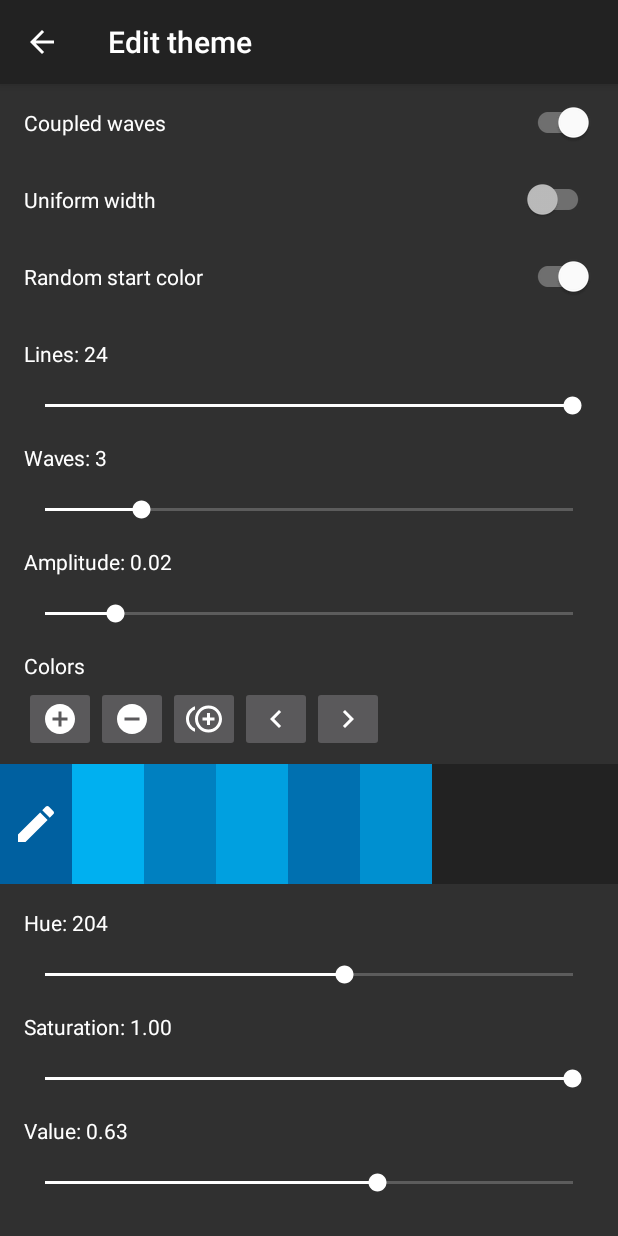
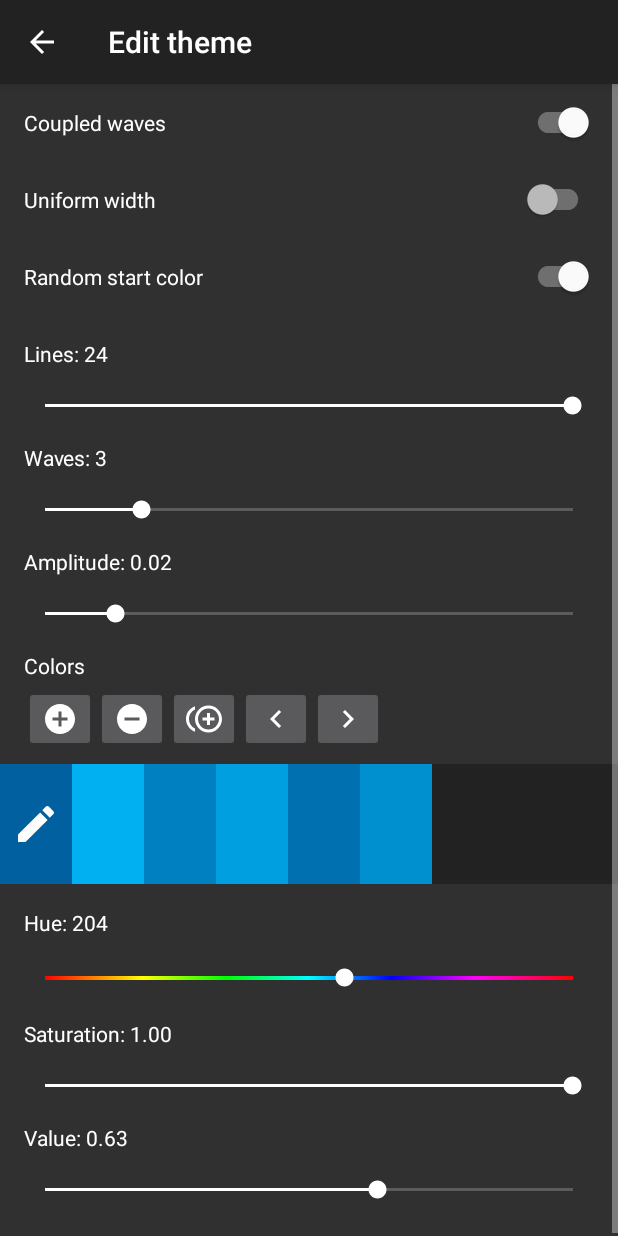
Before and after one commit to markusfisch/WaveLinesWallpaper, an Android app: the screen it shows after launch (MainActivity), after a tap on "Edit theme", on a phone screen of 412 x 824 dp. Run offline under Robolectric (Android 15) with nearby library versions, the phone set to English and light mode, and no system bars.

Commit message:
Put hue scale in background of hue seek bar
So we can (roughly) see what color is where.

```diff
--- /dev/null
+++ b/app/src/main/res/drawable/hue_seek_bar.xml
@@ -0,0 +1,5 @@
+<inset
+	xmlns:android="http://schemas.android.com/apk/res/android"
+	android:drawable="@drawable/hue_scale"
+	android:insetTop="10dp"
+	android:insetBottom="10dp"/>
--- a/app/src/main/res/layout/fragment_theme_editor.xml
+++ b/app/src/main/res/layout/fragment_theme_editor.xml
@@ -123,7 +123,7 @@
 			android:text="@string/hue"
 			android:padding="16dp"/>
 		<SeekBar
-			style="@style/EditorSeekBar"
+			style="@style/HueSeekBar"
 			android:id="@+id/hue"
 			android:max="360"/>
 		<TextView
--- a/app/src/main/res/values/styles.xml
+++ b/app/src/main/res/values/styles.xml
@@ -14,6 +14,10 @@
 		<item name="android:paddingRight">30dp</item>
 		<item name="android:paddingEnd">30dp</item>
 	</style>
+	<style name="HueSeekBar" parent="EditorSeekBar">
+		<item name="android:progressDrawable">@drawable/hue_seek_bar</item>
+		<item name="android:splitTrack">false</item>
+	</style>
 	<style name="ColorButton" parent="Widget.AppCompat.ImageButton">
 		<item name="android:layout_width">wrap_content</item>
 		<item name="android:layout_height">wrap_content</item>
```
Also changed, not shown: app/src/main/res/drawable-nodpi/hue_scale.png (added).
